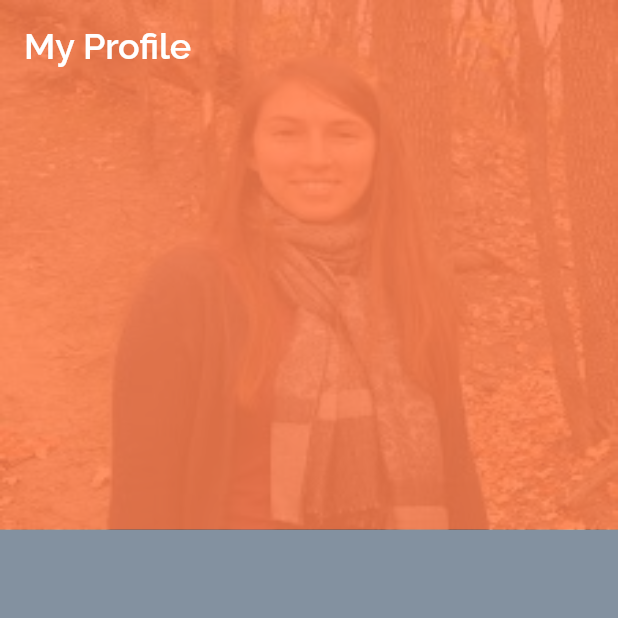
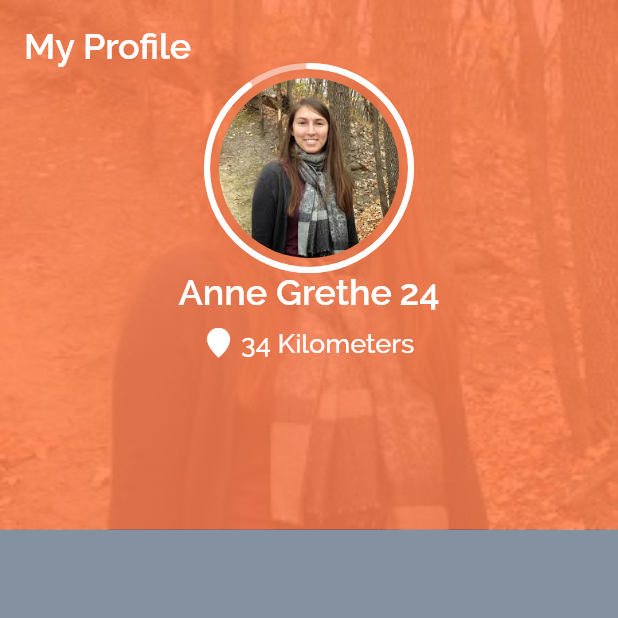
Before and after one commit to VighneshMestry/Dating-App, a Flutter app: the screen it shows after launch, on a phone screen of 412 x 824 dp, the top half of it. Run offline on Flutter 3.47's test engine with Material 2 defaults, Android fonts, the phone set to English and light mode, and no system bars.

Commit message:
commit 3

```diff
--- a/lib/commons/my_info.dart
+++ b/lib/commons/my_info.dart
@@ -0,0 +1,63 @@
+import 'package:dating_app/commons/radial_progress.dart';
+import 'package:dating_app/commons/rounded_image.dart';
+import 'package:dating_app/styleguide/text_style.dart';
+import 'package:flutter/cupertino.dart';
+import 'package:flutter/material.dart';
+
+class MyInfo extends StatelessWidget {
+  const MyInfo({super.key});
+
+  @override
+  Widget build(BuildContext context) {
+    return Expanded(
+      child: Column(
+        children: [
+          const RadialProgress(
+            width: 4,
+            goalCompleted: 0.9,
+            child: RoundedImage(
+              imagePath: "assets/images/anne.jpeg",
+              size: Size.fromWidth(120),
+            ),
+          ),
+          Row(
+            mainAxisAlignment: MainAxisAlignment.center,
+            children: const [
+              Text(
+                "Anne Grethe",
+                style: whiteNameTextStyle,
+              ),
+              SizedBox(
+                width: 5,
+              ),
+              Text(
+                "24",
+                style: whiteNameTextStyle,
+              )
+            ],
+          ),
+          const SizedBox(
+            height: 10,
+          ),
+          Row(
+            mainAxisAlignment: MainAxisAlignment.center,
+            children: [
+              Image.asset(
+                "assets/icons/location_pin.png",
+                width: 20.0,
+                color: Colors.white,
+              ),
+              const SizedBox(
+                width: 5,
+              ),
+              const Text(
+                "34 Kilometers",
+                style: whiteSubHeadingTextStyle,
+              ),
+            ],
+          )
+        ],
+      ),
+    );
+  }
+}
--- /dev/null
+++ b/lib/commons/radial_progress.dart
@@ -0,0 +1,101 @@
+import 'package:flutter/material.dart';
+import 'package:vector_math/vector_math_64.dart' as math;
+
+class RadialProgress extends StatefulWidget {
+  final double goalCompleted;
+  final Widget child;
+  final Color progressColor;
+  final Color progressBackgroundColor;
+  final double width;
+
+  const RadialProgress(
+        {required this.child,
+        this.goalCompleted = 0.7,
+        this.progressColor = Colors.white,
+        this.progressBackgroundColor = Colors.white,
+        this.width = 8})
+      : super();
+
+  @override
+  _RadialProgressState createState() => _RadialProgressState();
+}
+
+class _RadialProgressState extends State<RadialProgress> with SingleTickerProviderStateMixin {
+  late AnimationController _radialProgressAnimationController;
+  late Animation<double> _progressAnimation;
+  final Duration fadeInDuration = const Duration(milliseconds: 500);
+  final Duration fillDuration = const Duration(seconds: 2);
+
+  double progressDegrees = 0;
+  var count = 0;
+
+  @override
+  void initState() {
+    super.initState();
+    _radialProgressAnimationController = AnimationController(vsync: this, duration: fillDuration);
+    _progressAnimation =
+    Tween(begin: 0.0, end: 360.0).animate(CurvedAnimation(parent: _radialProgressAnimationController, curve: Curves.easeIn))
+      ..addListener(() {
+        setState(() {
+          progressDegrees = widget.goalCompleted * _progressAnimation.value;
+        });
+      });
+
+    _radialProgressAnimationController.forward();
+  }
+
+  @override
+  void dispose() {
+    _radialProgressAnimationController.dispose();
+    super.dispose();
+  }
+
+  @override
+  Widget build(BuildContext context) {
+    return CustomPaint(
+      painter: RadialPainter(
+        progressDegrees,
+        widget.progressColor,
+        widget.progressBackgroundColor,
+        widget.width,
+      ),
+      child: Padding(
+        padding: const EdgeInsets.all(8.0),
+        child: widget.child,
+      ),
+    );
+  }
+}
+
+class RadialPainter extends CustomPainter {
+  double progressInDegrees, width;
+  final Color progressColor, progressBackgroundColor;
+
+  RadialPainter(this.progressInDegrees, this.progressColor, this.progressBackgroundColor, this.width);
+
+  @override
+  void paint(Canvas canvas, Size size) {
+    Paint paint = Paint()
+      ..color = progressBackgroundColor.withOpacity(0.5)
+      ..strokeCap = StrokeCap.round
+      ..style = PaintingStyle.stroke
+      ..strokeWidth = width;
+
+    Offset center = Offset(size.width / 2, size.height / 2);
+    canvas.drawCircle(center, size.width / 2, paint);
+
+    Paint progressPaint = Paint()
+      ..color = progressColor
+      ..strokeCap = StrokeCap.round
+      ..style = PaintingStyle.stroke
+      ..strokeWidth = width;
+
+    canvas.drawArc(
+        Rect.fromCircle(center: center, radius: size.width / 2), math.radians(-90), math.radians(progressInDegrees), false, progressPaint);
+  }
+
+  @override
+  bool shouldRepaint(CustomPainter oldDelegate) {
+    return true;
+  }
+}
--- /dev/null
+++ b/lib/commons/rounded_image.dart
@@ -0,0 +1,19 @@
+import 'package:flutter/cupertino.dart';
+
+class RoundedImage extends StatelessWidget {
+  final String imagePath;
+  final Size size;
+  const RoundedImage({super.key, required this.imagePath, this.size = const Size.fromWidth(120)});
+
+  @override
+  Widget build(BuildContext context) {
+    return ClipOval(
+      child: Image.asset(
+        imagePath,
+        width: size.width,
+        height: size.width,
+        fit: BoxFit.fill,
+      ),
+    );
+  }
+}
--- a/lib/pages/profile_page.dart
+++ b/lib/pages/profile_page.dart
@@ -1,3 +1,4 @@
+import 'package:dating_app/commons/my_info.dart';
 import 'package:dating_app/styleguide/colors.dart';
 import 'package:dating_app/styleguide/text_style.dart';
 import 'package:flutter/material.dart';
@@ -29,7 +30,8 @@ class ProfilePage extends StatelessWidget {
                             Align(
                               alignment: Alignment.centerLeft,
                               child: Text("My Profile", style: whiteNameTextStyle, textAlign: TextAlign.left,),
-                            )
+                            ),
+                            MyInfo(),
                           ],
                         ),
                       ),
```
